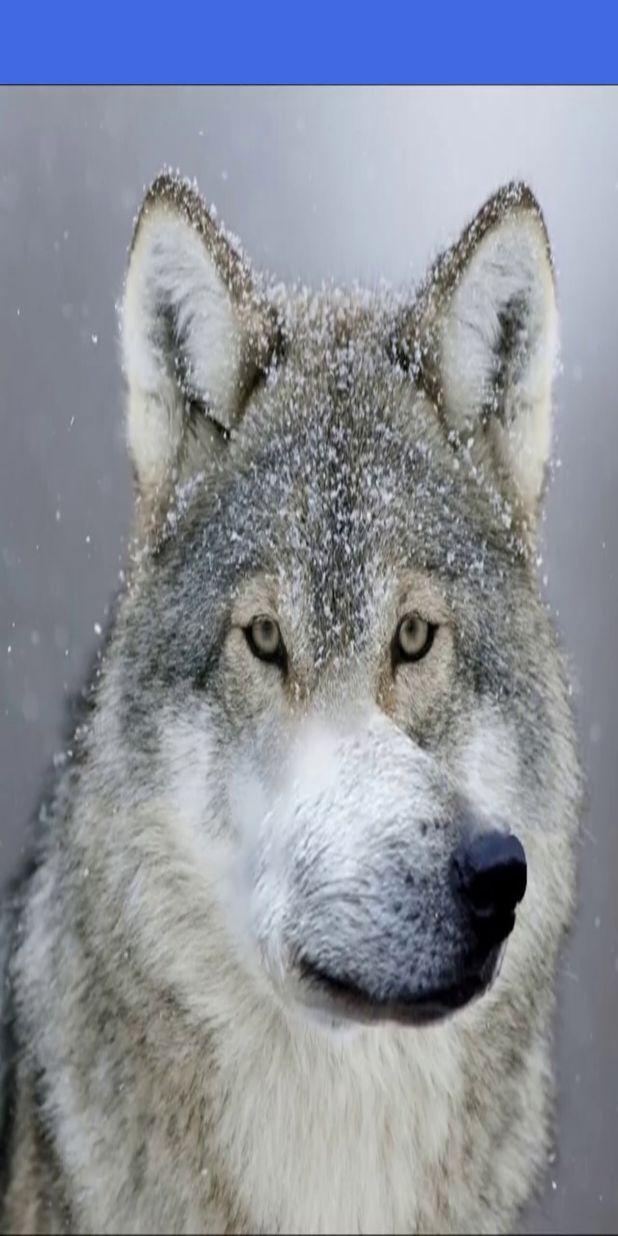
After one commit to satyd/WolfQuotes, an Android app: the layout activity_favorites.xml on its own in the app's theme, with its tools: preview values and no code run, on a phone screen of 412 x 824 dp. The commit adds this screen. Run offline under Robolectric (Android 15) with nearby library versions, the phone set to English and light mode, and no system bars.

Commit message:
Created DB for favorites and worked around activity creating

```diff
--- a/app/src/main/AndroidManifest.xml
+++ b/app/src/main/AndroidManifest.xml
@@ -17,10 +17,13 @@
             android:theme="@style/Theme.AppCompat.Dialog" />
         <activity
             android:name=".activity.AboutActivity"
-            android:label="@string/about_text"
+            android:label="@string/about_title"
             android:theme="@style/Theme.AppCompat.Dialog" />
         <activity
             android:name=".activity.HistoryActivity"
+            android:parentActivityName=".activity.MainActivity" />
+        <activity
+            android:name=".activity.FavoritesActivity"
             android:parentActivityName=".activity.MainActivity" />
         <activity
             android:name=".activity.MainActivity"
--- a/app/src/main/java/com/levp/wolfquotes/database/AppDBhelper.kt
+++ b/app/src/main/java/com/levp/wolfquotes/database/AppDBhelper.kt
@@ -1,10 +1,12 @@
 package com.levp.wolfquotes.database
 
+import com.levp.wolfquotes.models.FavoritesEntryEntity
 import com.levp.wolfquotes.models.HistoryEntryEntity
 
 object AppDBhelper{
     var db : AppDatabase? = null
     var historyDao:HistoryDao? = null
     lateinit var historyList: ArrayList<HistoryEntryEntity>
+    lateinit var favsList: ArrayList<FavoritesEntryEntity>
 
 }
--- a/app/src/main/java/com/levp/wolfquotes/database/AppDatabase.kt
+++ b/app/src/main/java/com/levp/wolfquotes/database/AppDatabase.kt
@@ -4,9 +4,10 @@ import android.content.Context
 import androidx.room.Database
 import androidx.room.Room
 import androidx.room.RoomDatabase
+import com.levp.wolfquotes.models.FavoritesEntryEntity
 import com.levp.wolfquotes.models.HistoryEntryEntity
 
-@Database(entities = [HistoryEntryEntity::class], version = 1)
+@Database(entities = [HistoryEntryEntity::class, FavoritesEntryEntity::class], version = 2)
 abstract class AppDatabase:RoomDatabase() {
     abstract fun historyDao():HistoryDao
 
@@ -19,7 +20,7 @@ abstract class AppDatabase:RoomDatabase() {
         fun getAppDataBase(context: Context): AppDatabase? {
             if (INSTANCE == null){
                 synchronized(this){
-                    INSTANCE = Room.databaseBuilder(context.applicationContext, AppDatabase::class.java, dbName).allowMainThreadQueries().build()
+                    INSTANCE = Room.databaseBuilder(context.applicationContext, AppDatabase::class.java, dbName).allowMainThreadQueries().fallbackToDestructiveMigration().build()
                 }
             }
             return INSTANCE
--- /dev/null
+++ b/app/src/main/res/layout/activity_favorites.xml
@@ -0,0 +1,20 @@
+<?xml version="1.0" encoding="utf-8"?>
+<LinearLayout xmlns:android="http://schemas.android.com/apk/res/android"
+    xmlns:app="http://schemas.android.com/apk/res-auto"
+    xmlns:tools="http://schemas.android.com/tools"
+    android:layout_width="match_parent"
+    android:layout_height="match_parent"
+    android:orientation="vertical"
+    tools:context=".activity.HistoryActivity">
+
+    <include
+        layout="@layout/toolbar_main"
+        android:id="@+id/toolbar" />
+    <androidx.recyclerview.widget.RecyclerView
+
+        android:id="@+id/favorites_holder"
+        android:layout_width="match_parent"
+        android:layout_height="match_parent"
+        android:background="@drawable/volk0"/>
+
+</LinearLayout>
--- a/app/src/main/res/layout/activity_main.xml
+++ b/app/src/main/res/layout/activity_main.xml
@@ -77,7 +77,7 @@
                 android:layout_weight="16" />
 
             <ImageButton
-                android:id="@+id/goto_favorites"
+                android:id="@+id/add_to_favorites"
                 android:layout_width="42dp"
                 android:layout_height="41dp"
                 android:layout_weight="4"
--- a/app/src/main/res/layout/activity_points.xml
+++ b/app/src/main/res/layout/activity_points.xml
@@ -12,5 +12,5 @@
         android:padding="10dp"
         android:textAlignment="textStart"
         android:textSize="12sp"
-        android:text="@string/about_text"/>
+        android:text="@string/about_title"/>
 </RelativeLayout>
```
Also changed, not shown: app/src/main/java/com/levp/wolfquotes/activity/FavoritesActivity.kt (+11 -12 lines), app/src/main/java/com/levp/wolfquotes/activity/MainActivity.kt (+17 -4 lines), app/src/main/java/com/levp/wolfquotes/adapters/FavoritesAdapter.kt (added, +36 -0 lines), app/src/main/java/com/levp/wolfquotes/database/HistoryDao.kt (+7 -2 lines).
